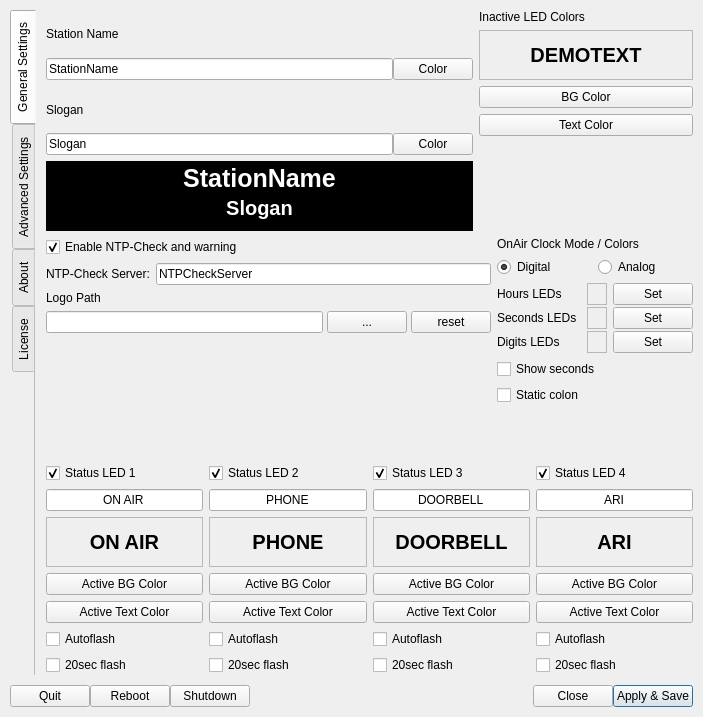
Old version of the form settings.ui in the repository saschaludwig/OnAirScreen.
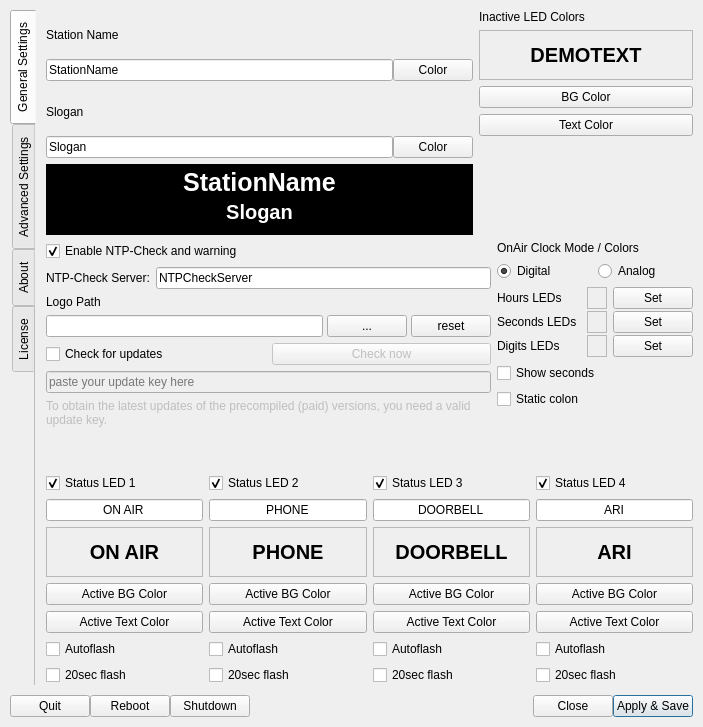
New version of the form. The open tabs and pages were chosen to show the change. Icons and pictures are not drawn.

Commit message: added update check elements

Patch:
```diff
--- a/settings.ui
+++ b/settings.ui
@@ -7,7 +7,7 @@
     <x>0</x>
     <y>0</y>
     <width>703</width>
-    <height>717</height>
+    <height>727</height>
    </rect>
   </property>
   <property name="minimumSize">
@@ -631,6 +631,53 @@
              </item>
             </layout>
            </item>
+           <item>
+            <layout class="QHBoxLayout" name="horizontalLayout_16">
+             <item>
+              <widget class="QCheckBox" name="checkBox_UpdateCheck">
+               <property name="text">
+                <string>Check for updates</string>
+               </property>
+               <property name="checked">
+                <bool>false</bool>
+               </property>
+              </widget>
+             </item>
+             <item>
+              <widget class="QPushButton" name="updateCheckNowButton">
+               <property name="enabled">
+                <bool>false</bool>
+               </property>
+               <property name="text">
+                <string>Check now</string>
+               </property>
+              </widget>
+             </item>
+            </layout>
+           </item>
+           <item>
+            <widget class="QLineEdit" name="updateKey">
+             <property name="enabled">
+              <bool>false</bool>
+             </property>
+             <property name="placeholderText">
+              <string>paste your update key here</string>
+             </property>
+            </widget>
+           </item>
+           <item>
+            <widget class="QLabel" name="label_28">
+             <property name="enabled">
+              <bool>false</bool>
+             </property>
+             <property name="text">
+              <string>To obtain the latest updates of the precompiled (paid) versions, you need a valid update key.</string>
+             </property>
+             <property name="wordWrap">
+              <bool>true</bool>
+             </property>
+            </widget>
+           </item>
            <item>
             <spacer name="verticalSpacer_4">
              <property name="orientation">
```
Left out of the diff: 54 changed lines with no effect on the pictures.
